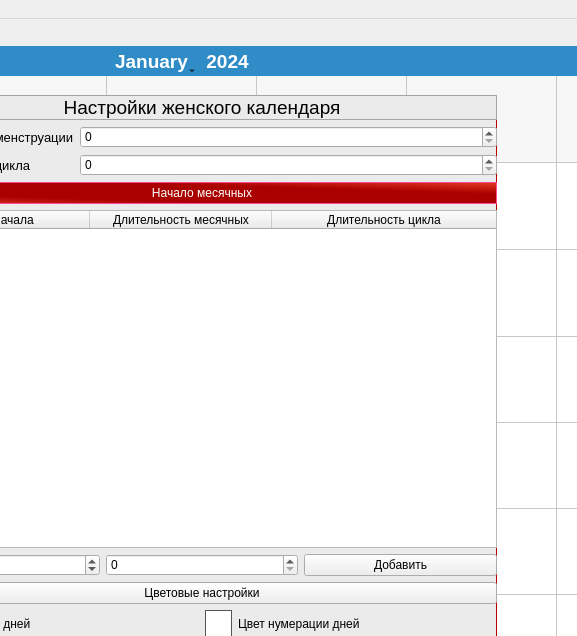
Above: calendar.ui from Ore111ek/ThisLifeIsMine before the change; both pictures show x 363 to 940 and y 0 to 636 of the 1175 by 736 pixel window. Below: the same form after it.
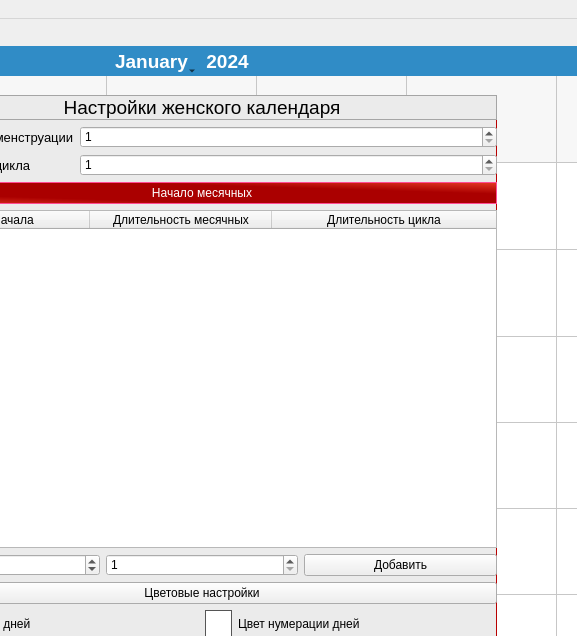
That is the form after the change. Icons and pictures are not drawn.

```diff
--- a/calendar.ui
+++ b/calendar.ui
@@ -352,7 +352,11 @@
         </widget>
        </item>
        <item row="0" column="1">
-        <widget class="QSpinBox" name="periodSpin"/>
+        <widget class="QSpinBox" name="periodSpin">
+         <property name="minimum">
+          <number>1</number>
+         </property>
+        </widget>
        </item>
        <item row="1" column="0">
         <widget class="QLabel" name="label_3">
@@ -367,7 +371,11 @@
         </widget>
        </item>
        <item row="1" column="1">
-        <widget class="QSpinBox" name="cycleSpin"/>
+        <widget class="QSpinBox" name="cycleSpin">
+         <property name="minimum">
+          <number>1</number>
+         </property>
+        </widget>
        </item>
       </layout>
      </item>
@@ -443,7 +451,11 @@
         </widget>
        </item>
        <item>
-        <widget class="QSpinBox" name="spinNewPeriod"/>
+        <widget class="QSpinBox" name="spinNewPeriod">
+         <property name="minimum">
+          <number>1</number>
+         </property>
+        </widget>
        </item>
        <item>
         <widget class="QPushButton" name="addCycleButton">
```
